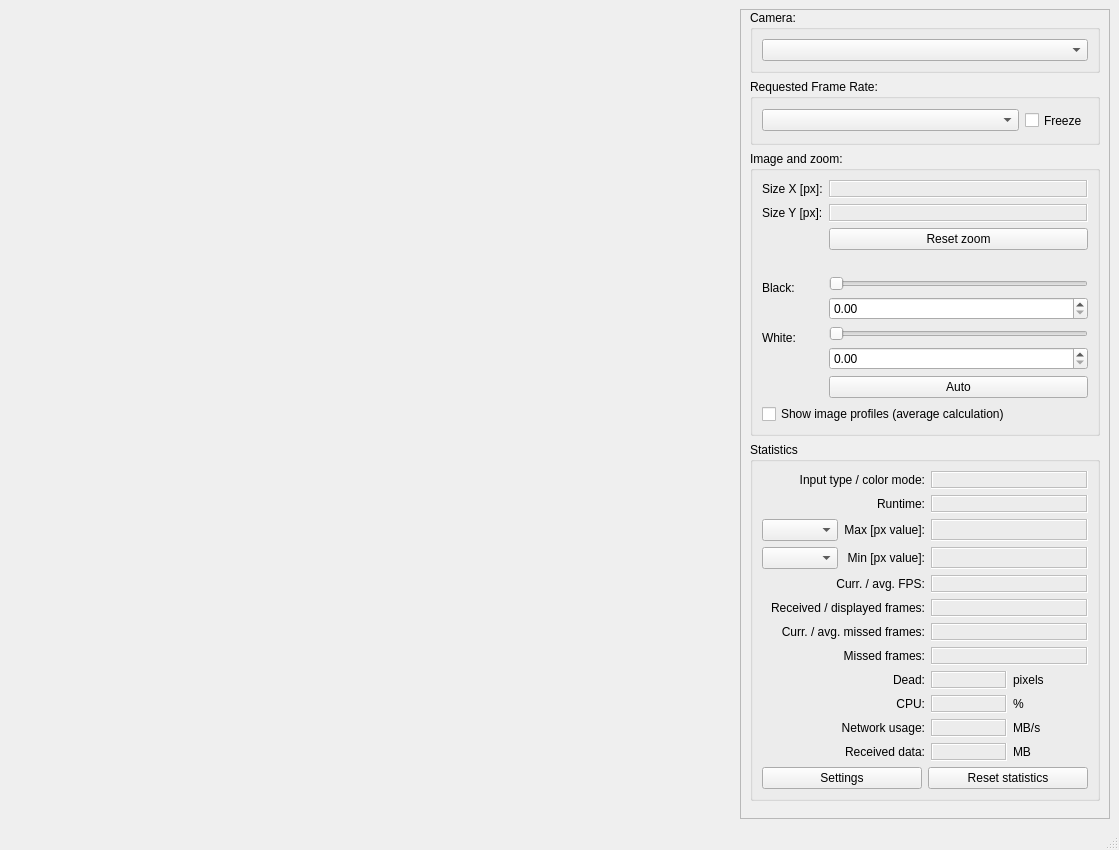
Qt form c2dataviewer/ui/imagev.ui (epics-extensions/c2dataviewer) before a commit.
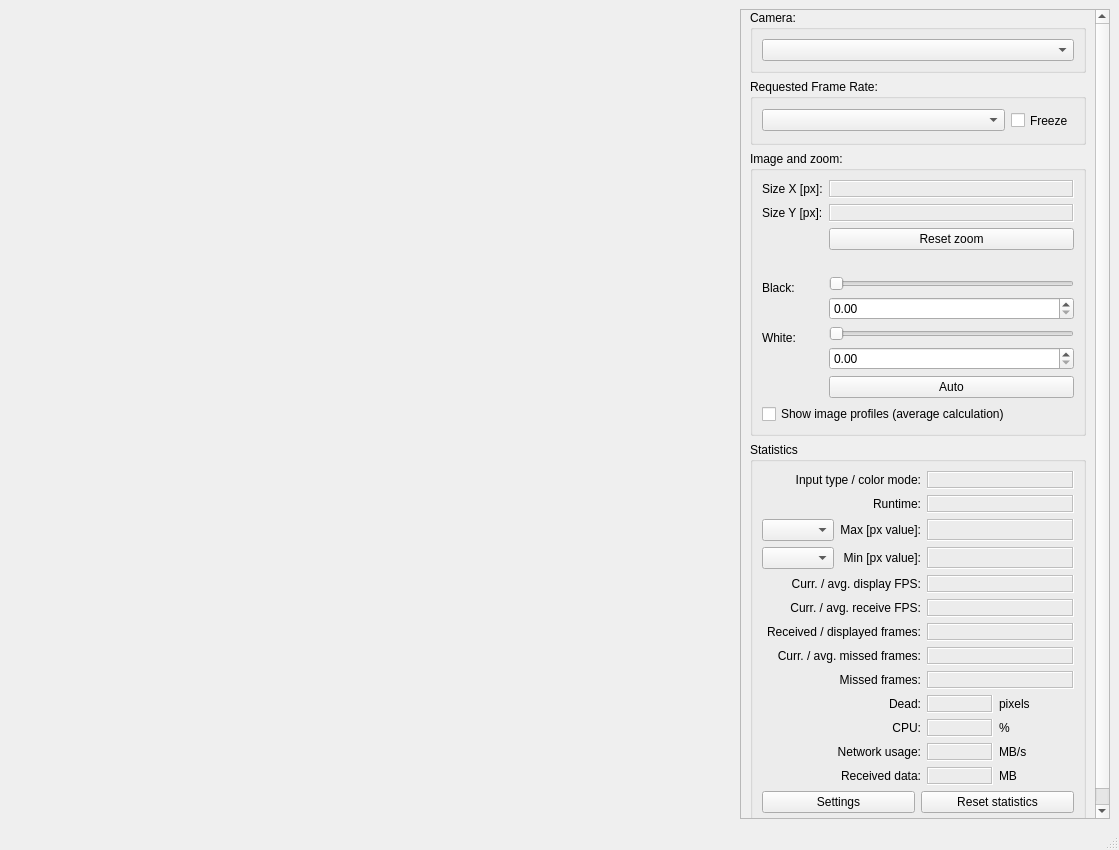
The same form after that commit. Custom widgets are drawn as their Qt base class.

Commit message: Add receive FPS

The edit to the form file:
```diff
--- a/c2dataviewer/ui/imagev.ui
+++ b/c2dataviewer/ui/imagev.ui
@@ -117,7 +117,7 @@
             <x>0</x>
             <y>0</y>
             <width>354</width>
-            <height>870</height>
+            <height>897</height>
            </rect>
           </property>
           <layout class="QVBoxLayout" name="verticalLayout_11">
@@ -383,102 +383,7 @@
               <string>Statistics</string>
              </property>
              <layout class="QGridLayout" name="gridLayout">
-              <item row="11" column="0" colspan="2">
-               <widget class="QLabel" name="label_22">
-                <property name="text">
-                 <string>Received data:</string>
-                </property>
-                <property name="alignment">
-                 <set>Qt::AlignRight|Qt::AlignTrailing|Qt::AlignVCenter</set>
-                </property>
-               </widget>
-              </item>
-              <item row="8" column="0" colspan="2">
-               <widget class="QLabel" name="label_17">
-                <property name="text">
-                 <string>Dead:</string>
-                </property>
-                <property name="alignment">
-                 <set>Qt::AlignRight|Qt::AlignTrailing|Qt::AlignVCenter</set>
-                </property>
-               </widget>
-              </item>
               <item row="9" column="2">
-               <widget class="QLabel" name="cpuUsage">
-                <property name="enabled">
-                 <bool>false</bool>
-                </property>
-                <property name="frameShape">
-                 <enum>QFrame::Box</enum>
-                </property>
-                <property name="frameShadow">
-                 <enum>QFrame::Sunken</enum>
-                </property>
-               </widget>
-              </item>
-              <item row="5" column="0" colspan="2">
-               <widget class="QLabel" name="label_67">
-                <property name="text">
-                 <string>Received / displayed frames:</string>
-                </property>
-                <property name="alignment">
-                 <set>Qt::AlignRight|Qt::AlignTrailing|Qt::AlignVCenter</set>
-                </property>
-               </widget>
-              </item>
-              <item row="10" column="2">
-               <widget class="QLabel" name="netLoad">
-                <property name="enabled">
-                 <bool>false</bool>
-                </property>
-                <property name="frameShape">
-                 <enum>QFrame::Box</enum>
-                </property>
-                <property name="frameShadow">
-                 <enum>QFrame::Sunken</enum>
-                </property>
-               </widget>
-              </item>
-              <item row="0" column="2" colspan="2">
-               <widget class="QLabel" name="tbValidInput">
-                <property name="enabled">
-                 <bool>false</bool>
-                </property>
-                <property name="frameShape">
-                 <enum>QFrame::Box</enum>
-                </property>
-                <property name="frameShadow">
-                 <enum>QFrame::Sunken</enum>
-                </property>
-               </widget>
-              </item>
-              <item row="11" column="2">
-               <widget class="QLabel" name="netReceived">
-                <property name="enabled">
-                 <bool>false</bool>
-                </property>
-                <property name="frameShape">
-                 <enum>QFrame::Box</enum>
-                </property>
-                <property name="frameShadow">
-                 <enum>QFrame::Sunken</enum>
-                </property>
-               </widget>
-              </item>
-              <item row="1" column="2" colspan="2">
-               <widget class="QLabel" name="runtime">
-                <property name="enabled">
-                 <bool>false</bool>
-                </property>
-                <property name="frameShape">
-                 <enum>QFrame::Box</enum>
-                </property>
-                <property name="frameShadow">
-                 <enum>QFrame::Sunken</enum>
-                </property>
-               </widget>
-              </item>
-              <item row="8" column="2">
                <widget class="QLabel" name="deadPixel">
                 <property name="enabled">
                  <bool>false</bool>
@@ -491,60 +396,7 @@
                 </property>
                </widget>
               </item>
-              <item row="1" column="0" colspan="2">
-               <widget class="QLabel" name="label_runtime">
-                <property name="text">
-                 <string>Runtime:</string>
-                </property>
-                <property name="alignment">
-                 <set>Qt::AlignRight|Qt::AlignTrailing|Qt::AlignVCenter</set>
-                </property>
-               </widget>
-              </item>
-              <item row="7" column="2" colspan="2">
-               <widget class="QLabel" name="nMissedFrames">
-                <property name="enabled">
-                 <bool>false</bool>
-                </property>
-                <property name="frameShape">
-                 <enum>QFrame::Box</enum>
-                </property>
-                <property name="frameShadow">
-                 <enum>QFrame::Sunken</enum>
-                </property>
-               </widget>
-              </item>
-              <item row="4" column="0" colspan="2">
-               <widget class="QLabel" name="lblFrameRateCurrAvg">
-                <property name="text">
-                 <string>Curr. / avg. FPS:</string>
-                </property>
-                <property name="alignment">
-                 <set>Qt::AlignRight|Qt::AlignTrailing|Qt::AlignVCenter</set>
-                </property>
-               </widget>
-              </item>
-              <item row="9" column="0" colspan="2">
-               <widget class="QLabel" name="label_18">
-                <property name="text">
-                 <string>CPU:</string>
-                </property>
-                <property name="alignment">
-                 <set>Qt::AlignRight|Qt::AlignTrailing|Qt::AlignVCenter</set>
-                </property>
-               </widget>
-              </item>
-              <item row="0" column="0" colspan="2">
-               <widget class="QLabel" name="label_4">
-                <property name="text">
-                 <string>Input type / color mode:</string>
-                </property>
-                <property name="alignment">
-                 <set>Qt::AlignRight|Qt::AlignTrailing|Qt::AlignVCenter</set>
-                </property>
-               </widget>
-              </item>
-              <item row="11" column="3">
+              <item row="12" column="3">
                <widget class="QLabel" name="label_27">
                 <property name="sizePolicy">
                  <sizepolicy hsizetype="Fixed" vsizetype="Preferred">
@@ -563,11 +415,8 @@
                 </property>
                </widget>
               </item>
-              <item row="3" column="0">
-               <widget class="QComboBox" name="minPixelChannel"/>
-              </item>
-              <item row="3" column="2" colspan="2">
-               <widget class="QLabel" name="minPixel">
+              <item row="6" column="2" colspan="2">
+               <widget class="QLabel" name="nFrames">
                 <property name="enabled">
                  <bool>false</bool>
                 </property>
@@ -579,68 +428,7 @@
                 </property>
                </widget>
               </item>
-              <item row="10" column="0" colspan="2">
-               <widget class="QLabel" name="label_21">
-                <property name="text">
-                 <string>Network usage:</string>
-                </property>
-                <property name="alignment">
-                 <set>Qt::AlignRight|Qt::AlignTrailing|Qt::AlignVCenter</set>
-                </property>
-               </widget>
-              </item>
               <item row="9" column="3">
-               <widget class="QLabel" name="label_25">
-                <property name="sizePolicy">
-                 <sizepolicy hsizetype="Fixed" vsizetype="Preferred">
-                  <horstretch>0</horstretch>
-                  <verstretch>0</verstretch>
-                 </sizepolicy>
-                </property>
-                <property name="minimumSize">
-                 <size>
-                  <width>75</width>
-                  <height>0</height>
-                 </size>
-                </property>
-                <property name="text">
-                 <string>%</string>
-                </property>
-               </widget>
-              </item>
-              <item row="2" column="0">
-               <widget class="QComboBox" name="maxPixelChannel"/>
-              </item>
-              <item row="10" column="3">
-               <widget class="QLabel" name="label_26">
-                <property name="sizePolicy">
-                 <sizepolicy hsizetype="Fixed" vsizetype="Preferred">
-                  <horstretch>0</horstretch>
-                  <verstretch>0</verstretch>
-                 </sizepolicy>
-                </property>
-                <property name="minimumSize">
-                 <size>
-                  <width>75</width>
-                  <height>0</height>
-                 </size>
-                </property>
-                <property name="text">
-                 <string>MB/s</string>
-                </property>
-               </widget>
-              </item>
-              <item row="2" column="1">
-               <widget class="QLabel" name="label_9">
-                <property name="text">
-                 <string>Max [px value]:</string>
-                </property>
-                <property name="alignment">
-                 <set>Qt::AlignRight|Qt::AlignTrailing|Qt::AlignVCenter</set>
-                </property>
-               </widget>
-              </item>
-              <item row="8" column="3">
                <widget class="QLabel" name="label_24">
                 <property name="sizePolicy">
                  <sizepolicy hsizetype="Fixed" vsizetype="Preferred">
@@ -659,8 +447,8 @@
                 </property>
                </widget>
               </item>
-              <item row="2" column="2" colspan="2">
-               <widget class="QLabel" name="maxPixel">
+              <item row="1" column="2" colspan="2">
+               <widget class="QLabel" name="runtime">
                 <property name="enabled">
                  <bool>false</bool>
                 </property>
@@ -672,7 +460,37 @@
                 </property>
                </widget>
               </item>
-              <item row="6" column="0" colspan="2">
+              <item row="10" column="0" colspan="2">
+               <widget class="QLabel" name="label_18">
+                <property name="text">
+                 <string>CPU:</string>
+                </property>
+                <property name="alignment">
+                 <set>Qt::AlignRight|Qt::AlignTrailing|Qt::AlignVCenter</set>
+                </property>
+               </widget>
+              </item>
+              <item row="2" column="1">
+               <widget class="QLabel" name="label_9">
+                <property name="text">
+                 <string>Max [px value]:</string>
+                </property>
+                <property name="alignment">
+                 <set>Qt::AlignRight|Qt::AlignTrailing|Qt::AlignVCenter</set>
+                </property>
+               </widget>
+              </item>
+              <item row="4" column="0" colspan="2">
+               <widget class="QLabel" name="lblFrameRateCurrAvg">
+                <property name="text">
+                 <string>Curr. / avg. display FPS:</string>
+                </property>
+                <property name="alignment">
+                 <set>Qt::AlignRight|Qt::AlignTrailing|Qt::AlignVCenter</set>
+                </property>
+               </widget>
+              </item>
+              <item row="7" column="0" colspan="2">
                <widget class="QLabel" name="lblNMissedFramesCurrAvg">
                 <property name="text">
                  <string>Curr. / avg. missed frames:</string>
@@ -682,36 +500,42 @@
                 </property>
                </widget>
               </item>
-              <item row="7" column="0" colspan="2">
-               <widget class="QLabel" name="label_66">
+              <item row="9" column="0" colspan="2">
+               <widget class="QLabel" name="label_17">
                 <property name="text">
-                 <string>Missed frames:</string>
+                 <string>Dead:</string>
                 </property>
                 <property name="alignment">
                  <set>Qt::AlignRight|Qt::AlignTrailing|Qt::AlignVCenter</set>
                 </property>
                </widget>
               </item>
-              <item row="3" column="1">
-               <widget class="QLabel" name="label_11">
-                <property name="text">
-                 <string>Min [px value]:</string>
+              <item row="11" column="3">
+               <widget class="QLabel" name="label_26">
+                <property name="sizePolicy">
+                 <sizepolicy hsizetype="Fixed" vsizetype="Preferred">
+                  <horstretch>0</horstretch>
+                  <verstretch>0</verstretch>
+                 </sizepolicy>
                 </property>
-                <property name="alignment">
-                 <set>Qt::AlignRight|Qt::AlignTrailing|Qt::AlignVCenter</set>
+                <property name="minimumSize">
+                 <size>
+                  <width>75</width>
+                  <height>0</height>
+                 </size>
                 </property>
+                <property name="text">
+                 <string>MB/s</string>
+                </property>
                </widget>
               </item>
-              <item row="5" column="2" colspan="2">
-               <widget class="QLabel" name="nFrames">
-                <property name="enabled">
-                 <bool>false</bool>
+              <item row="0" column="0" colspan="2">
+               <widget class="QLabel" name="label_4">
+                <property name="text">
+                 <string>Input type / color mode:</string>
                 </property>
-                <property name="frameShape">
-                 <enum>QFrame::Box</enum>
-                </property>
-                <property name="frameShadow">
-                 <enum>QFrame::Sunken</enum>
+                <property name="alignment">
+                 <set>Qt::AlignRight|Qt::AlignTrailing|Qt::AlignVCenter</set>
                 </property>
                </widget>
               </item>
@@ -728,7 +552,20 @@
                 </property>
                </widget>
               </item>
-              <item row="6" column="2" colspan="2">
+              <item row="2" column="2" colspan="2">
+               <widget class="QLabel" name="maxPixel">
+                <property name="enabled">
+                 <bool>false</bool>
+                </property>
+                <property name="frameShape">
+                 <enum>QFrame::Box</enum>
+                </property>
+                <property name="frameShadow">
+                 <enum>QFrame::Sunken</enum>
+                </property>
+               </widget>
+              </item>
+              <item row="7" column="2" colspan="2">
                <widget class="QLabel" name="nMissedFramesCurrAvg">
                 <property name="enabled">
                  <bool>false</bool>
@@ -741,7 +578,30 @@
                 </property>
                </widget>
               </item>
-              <item row="12" column="0" colspan="4">
+              <item row="1" column="0" colspan="2">
+               <widget class="QLabel" name="label_runtime">
+                <property name="text">
+                 <string>Runtime:</string>
+                </property>
+                <property name="alignment">
+                 <set>Qt::AlignRight|Qt::AlignTrailing|Qt::AlignVCenter</set>
+                </property>
+               </widget>
+              </item>
+              <item row="8" column="2" colspan="2">
+               <widget class="QLabel" name="nMissedFrames">
+                <property name="enabled">
+                 <bool>false</bool>
+                </property>
+                <property name="frameShape">
+                 <enum>QFrame::Box</enum>
+                </property>
+                <property name="frameShadow">
+                 <enum>QFrame::Sunken</enum>
+                </property>
+               </widget>
+              </item>
+              <item row="13" column="0" colspan="4">
                <layout class="QHBoxLayout" name="horizontalLayout_21">
                 <item>
                  <widget class="QPushButton" name="btnSettings">
@@ -759,6 +619,172 @@
                 </item>
                </layout>
               </item>
+              <item row="3" column="0">
+               <widget class="QComboBox" name="minPixelChannel"/>
+              </item>
+              <item row="3" column="1">
+               <widget class="QLabel" name="label_11">
+                <property name="text">
+                 <string>Min [px value]:</string>
+                </property>
+                <property name="alignment">
+                 <set>Qt::AlignRight|Qt::AlignTrailing|Qt::AlignVCenter</set>
+                </property>
+               </widget>
+              </item>
+              <item row="3" column="2" colspan="2">
+               <widget class="QLabel" name="minPixel">
+                <property name="enabled">
+                 <bool>false</bool>
+                </property>
+                <property name="frameShape">
+                 <enum>QFrame::Box</enum>
+                </property>
+                <property name="frameShadow">
+                 <enum>QFrame::Sunken</enum>
+                </property>
+               </widget>
+              </item>
+              <item row="10" column="2">
+               <widget class="QLabel" name="cpuUsage">
+                <property name="enabled">
+                 <bool>false</bool>
+                </property>
+                <property name="frameShape">
+                 <enum>QFrame::Box</enum>
+                </property>
+                <property name="frameShadow">
+                 <enum>QFrame::Sunken</enum>
+                </property>
+               </widget>
+              </item>
+              <item row="2" column="0">
+               <widget class="QComboBox" name="maxPixelChannel"/>
+              </item>
+              <item row="11" column="2">
+               <widget class="QLabel" name="netLoad">
+                <property name="enabled">
+                 <bool>false</bool>
+                </property>
+                <property name="frameShape">
+                 <enum>QFrame::Box</enum>
+                </property>
+                <property name="frameShadow">
+                 <enum>QFrame::Sunken</enum>
+                </property>
+               </widget>
+              </item>
+              <item row="0" column="2" colspan="2">
+               <widget class="QLabel" name="tbValidInput">
+                <property name="enabled">
+                 <bool>false</bool>
+                </property>
+                <property name="frameShape">
+                 <enum>QFrame::Box</enum>
+                </property>
+                <property name="frameShadow">
+                 <enum>QFrame::Sunken</enum>
+                </property>
+               </widget>
+              </item>
+              <item row="10" column="3">
+               <widget class="QLabel" name="label_25">
+                <property name="sizePolicy">
+                 <sizepolicy hsizetype="Fixed" vsizetype="Preferred">
+                  <horstretch>0</horstretch>
+                  <verstretch>0</verstretch>
+                 </sizepolicy>
+                </property>
+                <property name="minimumSize">
+                 <size>
+                  <width>75</width>
+                  <height>0</height>
+                 </size>
+                </property>
+                <property name="text">
+                 <string>%</string>
+                </property>
+               </widget>
+              </item>
+              <item row="11" column="0" colspan="2">
+               <widget class="QLabel" name="label_21">
+                <property name="text">
+                 <string>Network usage:</string>
+                </property>
+                <property name="alignment">
+                 <set>Qt::AlignRight|Qt::AlignTrailing|Qt::AlignVCenter</set>
+                </property>
+               </widget>
+              </item>
+              <item row="12" column="0" colspan="2">
+               <widget class="QLabel" name="label_22">
+                <property name="text">
+                 <string>Received data:</string>
+                </property>
+                <property name="alignment">
+                 <set>Qt::AlignRight|Qt::AlignTrailing|Qt::AlignVCenter</set>
+                </property>
+               </widget>
+              </item>
+              <item row="8" column="0" colspan="2">
+               <widget class="QLabel" name="label_66">
+                <property name="text">
+                 <string>Missed frames:</string>
+                </property>
+                <property name="alignment">
+                 <set>Qt::AlignRight|Qt::AlignTrailing|Qt::AlignVCenter</set>
+                </property>
+               </widget>
+              </item>
+              <item row="12" column="2">
+               <widget class="QLabel" name="netReceived">
+                <property name="enabled">
+                 <bool>false</bool>
+                </property>
+                <property name="frameShape">
+                 <enum>QFrame::Box</enum>
+                </property>
+                <property name="frameShadow">
+                 <enum>QFrame::Sunken</enum>
+                </property>
+               </widget>
+              </item>
+              <item row="6" column="0" colspan="2">
+               <widget class="QLabel" name="label_67">
+                <property name="text">
+                 <string>Received / displayed frames:</string>
+                </property>
+                <property name="alignment">
+                 <set>Qt::AlignRight|Qt::AlignTrailing|Qt::AlignVCenter</set>
+                </property>
+               </widget>
+              </item>
+              <item row="5" column="2" colspan="2">
+               <widget class="QLabel" name="receiveRateCurrAvg">
+                <property name="enabled">
+                 <bool>false</bool>
+                </property>
+                <property name="frameShape">
+                 <enum>QFrame::Box</enum>
+                </property>
+                <property name="frameShadow">
+                 <enum>QFrame::Sunken</enum>
+                </property>
+                <property name="text">
+                 <string/>
+                </property>
+               </widget>
+              </item>
+              <item row="5" column="0" colspan="2">
+               <widget class="QLabel" name="label_3">
+                <property name="text">
+                 <string>Curr. / avg. receive FPS:</string>
+                </property>
+                <property name="alignment">
+                 <set>Qt::AlignRight|Qt::AlignTrailing|Qt::AlignVCenter</set>
+                </property>
+               </widget>
+              </item>
              </layout>
             </widget>
            </item>
```
The commit also changes 2 other files.
